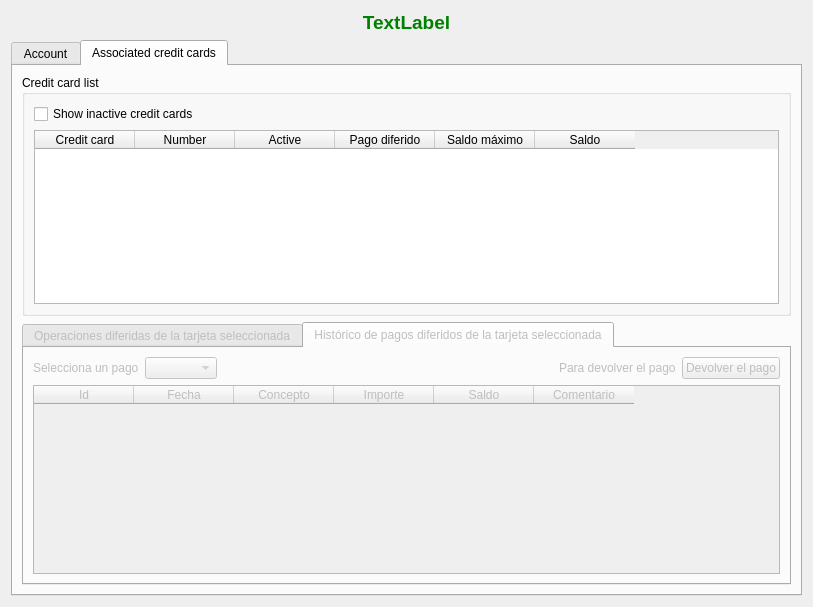
The window that ui/frmCuentasIBM.ui (turulomio/xulpymoney) describes before a commit, drawn with Qt 5.
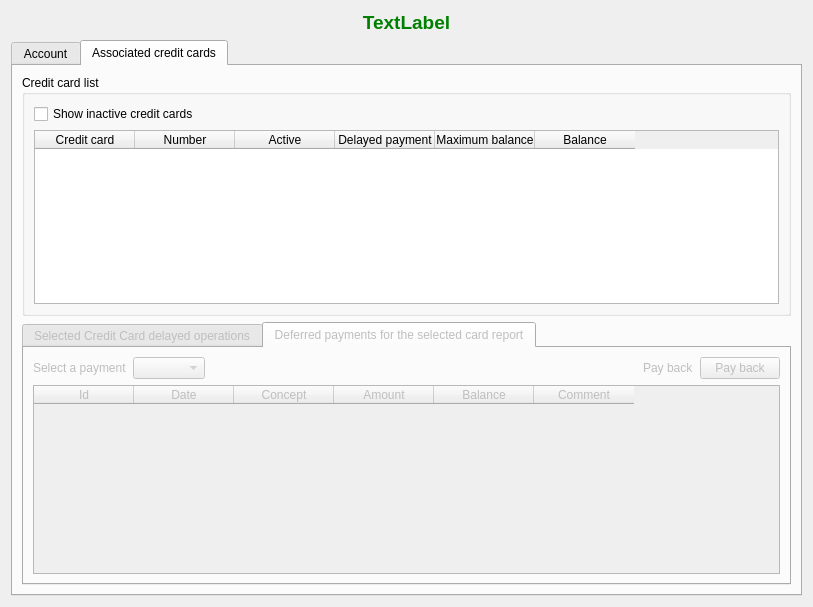
The same window after the commit. The open tabs and pages were chosen to show the change. Icons and pictures are not drawn. Custom widgets are drawn as their Qt base class.

```diff
--- a/ui/frmCuentasIBM.ui
+++ b/ui/frmCuentasIBM.ui
@@ -405,17 +405,17 @@
                   </column>
                   <column>
                    <property name="text">
-                    <string>Pago diferido</string>
+                    <string>Delayed payment</string>
                    </property>
                   </column>
                   <column>
                    <property name="text">
-                    <string>Saldo máximo</string>
+                    <string>Maximum balance</string>
                    </property>
                   </column>
                   <column>
                    <property name="text">
-                    <string>Saldo</string>
+                    <string>Balance</string>
                    </property>
                   </column>
                  </widget>
@@ -437,7 +437,7 @@
                </property>
                <widget class="QWidget" name="tab_2">
                 <attribute name="title">
-                 <string>Operaciones diferidas de la tarjeta seleccionada</string>
+                 <string>Selected Credit Card delayed operations</string>
                 </attribute>
                 <layout class="QHBoxLayout" name="horizontalLayout_6">
                  <item>
@@ -556,7 +556,7 @@
                </widget>
                <widget class="QWidget" name="tab_3">
                 <attribute name="title">
-                 <string>Histórico de pagos diferidos de la tarjeta seleccionada</string>
+                 <string>Deferred payments for the selected card report</string>
                 </attribute>
                 <layout class="QHBoxLayout" name="horizontalLayout_14">
                  <item>
@@ -566,7 +566,7 @@
                      <item>
                       <widget class="QLabel" name="label_6">
                        <property name="text">
-                        <string>Selecciona un pago</string>
+                        <string>Select a payment</string>
                        </property>
                       </widget>
                      </item>
@@ -589,14 +589,14 @@
                      <item>
                       <widget class="QLabel" name="label_7">
                        <property name="text">
-                        <string>Para devolver el pago</string>
+                        <string>Pay back</string>
                        </property>
                       </widget>
                      </item>
                      <item>
                       <widget class="QPushButton" name="cmdDevolverPago">
                        <property name="text">
-                        <string>Devolver el pago</string>
+                        <string>Pay back</string>
                        </property>
                        <property name="icon">
                         <iconset>
@@ -627,27 +627,27 @@
                      </column>
                      <column>
                       <property name="text">
-                       <string>Fecha</string>
+                       <string>Date</string>
                       </property>
                      </column>
                      <column>
                       <property name="text">
-                       <string>Concepto</string>
+                       <string>Concept</string>
                       </property>
                      </column>
                      <column>
                       <property name="text">
-                       <string>Importe</string>
+                       <string>Amount</string>
                       </property>
                      </column>
                      <column>
                       <property name="text">
-                       <string>Saldo</string>
+                       <string>Balance</string>
                       </property>
                      </column>
                      <column>
                       <property name="text">
-                       <string>Comentario</string>
+                       <string>Comment</string>
                       </property>
                      </column>
                     </widget>
```
Left out of the diff: 12 changed lines with no effect on the pictures.
